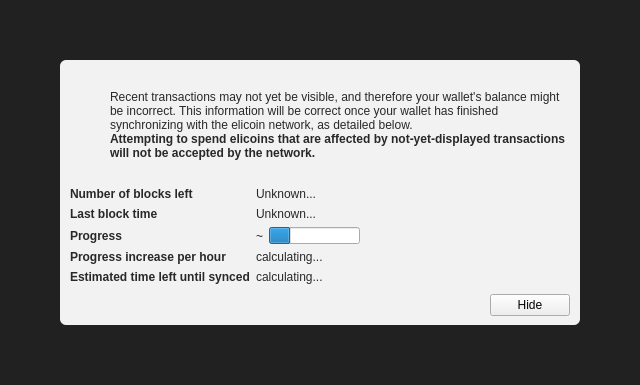
The window that src/qt/forms/modaloverlay.ui (elicoin/elicoin) describes before a commit, drawn with Qt 5.
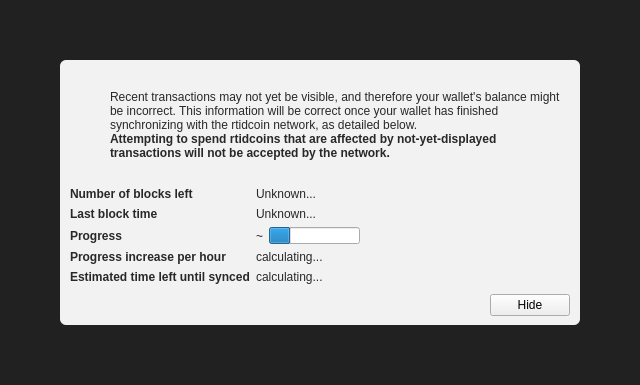
The same window after the commit. Icons and pictures are not drawn. Custom widgets are drawn as their Qt base class.

The edit to the form file:
```diff
--- a/src/qt/forms/modaloverlay.ui
+++ b/src/qt/forms/modaloverlay.ui
@@ -130,7 +130,7 @@
              <item>
               <widget class="QLabel" name="infoText">
                <property name="text">
-                <string>Recent transactions may not yet be visible, and therefore your wallet's balance might be incorrect. This information will be correct once your wallet has finished synchronizing with the elicoin network, as detailed below.</string>
+                <string>Recent transactions may not yet be visible, and therefore your wallet's balance might be incorrect. This information will be correct once your wallet has finished synchronizing with the rtidcoin network, as detailed below.</string>
                </property>
                <property name="textFormat">
                 <enum>Qt::RichText</enum>
@@ -149,7 +149,7 @@
                 </font>
                </property>
                <property name="text">
-                <string>Attempting to spend elicoins that are affected by not-yet-displayed transactions will not be accepted by the network.</string>
+                <string>Attempting to spend rtidcoins that are affected by not-yet-displayed transactions will not be accepted by the network.</string>
                </property>
                <property name="textFormat">
                 <enum>Qt::RichText</enum>
```
